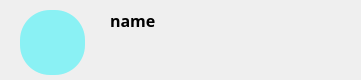
Old version of the form client_ui/frienditem.ui in the repository Polarbear-png732/ui-client.
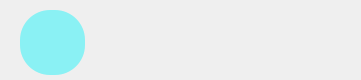
New version of the form. Icons and pictures are not drawn.

```diff
--- a/client_ui/frienditem.ui
+++ b/client_ui/frienditem.ui
@@ -57,7 +57,7 @@
     <string notr="true"/>
    </property>
    <property name="text">
-    <string>name</string>
+    <string/>
    </property>
   </widget>
   <widget class="QLabel" name="onoffLabel">
```
